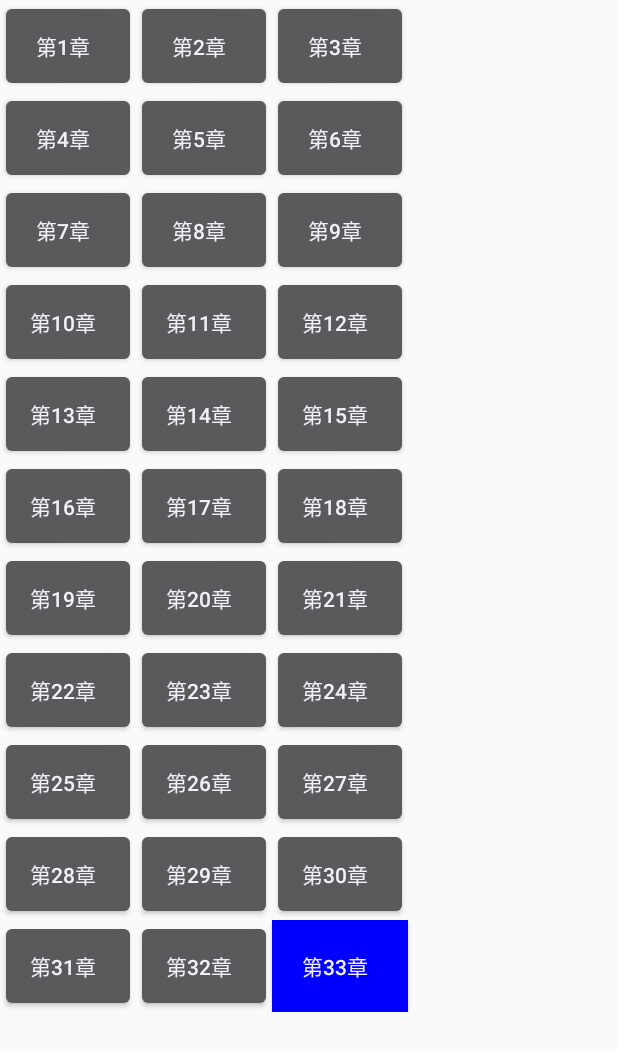
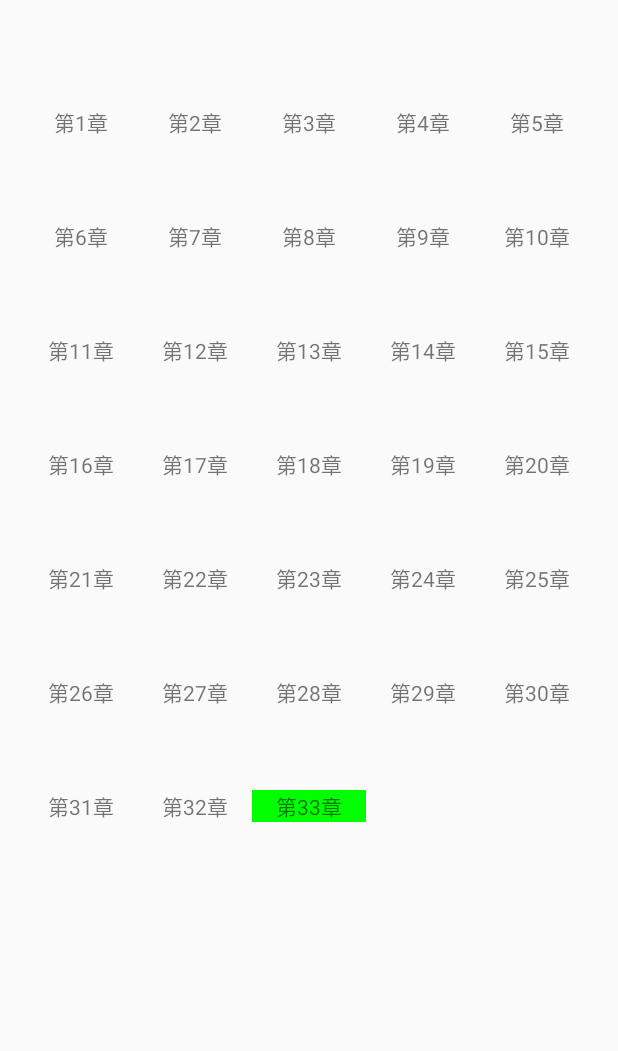
Before and after one commit to boyxiaolong/MuHanMaiSi-Query, an Android app: the screen it shows after launch (TableShow), on a phone screen of 412 x 824 dp. Shown: the top 1051 px of the screen. Run offline under Robolectric (Android 15) with nearby library versions, the phone set to English and light mode, and no system bars.

Commit message:
add grid view

```diff
--- /dev/null
+++ b/app/src/main/java/com/example/allen/muhanmaisi_query/ChapterItem.java
@@ -0,0 +1,9 @@
+package com.example.allen.muhanmaisi_query;
+
+/**
+ * Created by allen on 15/10/27.
+ */
+public class ChapterItem {
+    public int chapterid = 0;
+    public String chapterName;
+}
--- /dev/null
+++ b/app/src/main/java/com/example/allen/muhanmaisi_query/GridAdapter.java
@@ -0,0 +1,59 @@
+package com.example.allen.muhanmaisi_query;
+
+import android.content.Context;
+import android.graphics.Color;
+import android.view.LayoutInflater;
+import android.view.View;
+import android.view.ViewGroup;
+import android.widget.BaseAdapter;
+import android.widget.TextView;
+
+import java.util.ArrayList;
+import java.util.List;
+
+/**
+ * Created by allen on 15/10/27.
+ */
+public class GridAdapter extends BaseAdapter {
+    private List<ChapterItem> items = new ArrayList<ChapterItem>();
+    private Context context;
+    public GridAdapter(Context context) {
+        for (int i = 1; i <= 33; ++i) {
+            ChapterItem item = new ChapterItem();
+            item.chapterid = i;
+            item.chapterName = "第" + i + "章";
+            items.add(item);
+        }
+
+        this.context = context;
+    }
+
+    @Override
+    public int getCount(){
+        return items.size();
+    }
+
+    @Override
+    public Object getItem(int position) {
+        return items.get(position);
+    }
+
+    @Override
+    public long getItemId(int position) {
+        return position;
+    }
+
+    public View getView(int pos, View contentView, ViewGroup parent) {
+        if (contentView == null) {
+            contentView = LayoutInflater.from(context).inflate(R.layout.item, null);
+        }
+
+        TextView textView = (TextView)contentView.findViewById(R.id.squaretext);
+        ChapterItem item = (ChapterItem)getItem(pos);
+        textView.setText(item.chapterName);
+        if (item.chapterid == TableShow.curChapter) {
+            textView.setBackgroundColor(Color.GREEN);
+        }
+        return contentView;
+    }
+}
--- /dev/null
+++ b/app/src/main/java/com/example/allen/muhanmaisi_query/SquareLayout.java
@@ -0,0 +1,34 @@
+package com.example.allen.muhanmaisi_query;
+
+import android.content.Context;
+import android.util.AttributeSet;
+import android.widget.RelativeLayout;
+
+/**
+ * Created by allen on 15/10/27.
+ */
+public class SquareLayout extends RelativeLayout {
+    public SquareLayout(Context context, AttributeSet attrs, int defStyle) {
+        super(context, attrs, defStyle);
+    }
+
+    public SquareLayout(Context context, AttributeSet attributeSet){
+        super(context, attributeSet);
+    }
+
+    public SquareLayout(Context context) {
+        super(context);
+    }
+
+    @SuppressWarnings("unused")
+    @Override
+    protected void onMeasure(int widthMeasureSpec, int heightMeasureSpec) {
+        setMeasuredDimension(getDefaultSize(0, widthMeasureSpec), getDefaultSize(0, heightMeasureSpec));
+
+        int childWidth = getMeasuredWidth();
+        int childHigh = getMeasuredWidth();
+        heightMeasureSpec = widthMeasureSpec = MeasureSpec.makeMeasureSpec(childWidth,MeasureSpec.EXACTLY);
+
+        super.onMeasure(widthMeasureSpec, heightMeasureSpec);
+    }
+}
--- a/app/src/main/java/com/example/allen/muhanmaisi_query/TableShow.java
+++ b/app/src/main/java/com/example/allen/muhanmaisi_query/TableShow.java
@@ -1,14 +1,12 @@
 package com.example.allen.muhanmaisi_query;
 
 import android.content.Intent;
-import android.graphics.Color;
 import android.os.Bundle;
 import android.support.v7.app.AppCompatActivity;
-import android.view.Gravity;
 import android.view.View;
+import android.widget.AdapterView;
 import android.widget.Button;
-import android.widget.TableLayout;
-import android.widget.TableRow;
+import android.widget.GridView;
 
 import java.text.SimpleDateFormat;
 import java.util.Calendar;
@@ -21,10 +19,12 @@ public class TableShow extends AppCompatActivity {
     static final int lastChapter = 31;
     private final int settingId = 34;
     private Button settingButton;
+    static public int curChapter;
 
     @Override
     protected void onCreate(Bundle savedInstanceState) {
         super.onCreate(savedInstanceState);
+        setContentView(R.layout.activity_table_show);
         try {
             date = sdf.parse(dateString);
         }
@@ -37,67 +37,27 @@ public class TableShow extends AppCompatActivity {
 
         diffInDays %= 33;
 
-        final int curChapter = lastChapter + diffInDays;
+        curChapter = lastChapter + diffInDays;
 
-        TableLayout tableLayout = new TableLayout(getApplicationContext());
-        TableRow tableRow;
-        Button button;
 
-        for (int i = 0; i < 11; i++) {
-            tableRow = new TableRow(getApplicationContext());
-            for (int j = 0; j < 3; j++) {
-                button = new Button(getApplicationContext());
-                int curid = i * 3 + j + 1;
-                button.setText("第" + curid + "章");
-                button.setPadding(30, 30, 40, 30);
-                switch (j)
-                {
-                    case 0:
-                        break;
-                    case 1:
-                        button.setGravity(Gravity.CENTER);
-                        break;
-                    case 2:
-                        break;
-                }
-                if (j == 1)
-                    button.setGravity(Gravity.CENTER);
-                button.setId(curid);
-                if (curid == curChapter) {
-                    button.setBackgroundColor(Color.BLUE);
-                }
-
-                button.setOnClickListener(new View.OnClickListener() {
+        GridView gridView = (GridView)findViewById(R.id.gridview);
+        try{
+            gridView.setAdapter(new GridAdapter(this));
+            gridView.setOnItemClickListener(new AdapterView.OnItemClickListener() {
                 @Override
-                    public void onClick(View v) {
-                        Button curBrn = (Button) v;
-                        int id = curBrn.getId();
+                public void onItemClick(AdapterView<?> parent, View view, int position, long id) {
                     Intent intent = new Intent();
                     intent.setClass(TableShow.this, ShowContent.class);
                     Bundle bundle = new Bundle();
-                        bundle.putString(ChapterID, "" + id);
+                    bundle.putString(ChapterID, "" + (position+1));
                     intent.putExtras(bundle);
                     startActivity(intent);
                 }
             });
-                tableRow.addView(button);
         }
-
-            tableLayout.addView(tableRow);
+        catch (Exception e){
+            e.printStackTrace();
         }
-
-        tableRow = new TableRow(getApplicationContext());
-        tableRow.setGravity(Gravity.RIGHT);
-        settingButton = new Button(getApplicationContext());
-        tableRow.addView(settingButton);
-        settingButton.setOnClickListener(new View.OnClickListener() {
-            @Override
-            public void onClick(View v) {
-
-            }
-        });
-
-        setContentView(tableLayout);
     }
 
 }
--- a/app/src/main/res/layout/activity_table_show.xml
+++ b/app/src/main/res/layout/activity_table_show.xml
@@ -1,11 +1,18 @@
 <?xml version="1.0" encoding="utf-8"?>
-<TableLayout xmlns:android="http://schemas.android.com/apk/res/android"
+<RelativeLayout xmlns:android="http://schemas.android.com/apk/res/android"
     xmlns:tools="http://schemas.android.com/tools" android:layout_width="match_parent"
     android:layout_height="match_parent" android:paddingLeft="@dimen/activity_horizontal_margin"
     android:paddingRight="@dimen/activity_horizontal_margin"
     android:paddingTop="@dimen/activity_vertical_margin"
     android:paddingBottom="@dimen/activity_vertical_margin"
     tools:context="com.example.allen.muhanmaisi_query.TableShow"
-    android:id="@+id/tableLayout">
-
-</TableLayout>
+    android:id="@+id/relativeLayout">
+<GridView
+    android:layout_width="fill_parent"
+    android:layout_height="fill_parent"
+    android:id="@+id/gridview"
+    android:numColumns="5"
+    android:gravity="center"
+    android:stretchMode="columnWidth">
+</GridView>
+</RelativeLayout>
--- /dev/null
+++ b/app/src/main/res/layout/item.xml
@@ -0,0 +1,13 @@
+<?xml version="1.0" encoding="utf-8"?>
+<com.example.allen.muhanmaisi_query.SquareLayout
+    xmlns:android="http://schemas.android.com/apk/res/android"
+    android:layout_width="match_parent"
+    android:layout_height="wrap_content">
+
+    <TextView
+        android:id="@+id/squaretext"
+        android:layout_width="match_parent"
+        android:layout_height="wrap_content"
+        android:layout_alignParentBottom="true"
+        android:gravity="center_horizontal"/>
+</com.example.allen.muhanmaisi_query.SquareLayout>
```
Also changed, not shown: app/src/main/res/drawable/ic1.jpg (added). Lines whose indentation alone changed are shown as unchanged.
